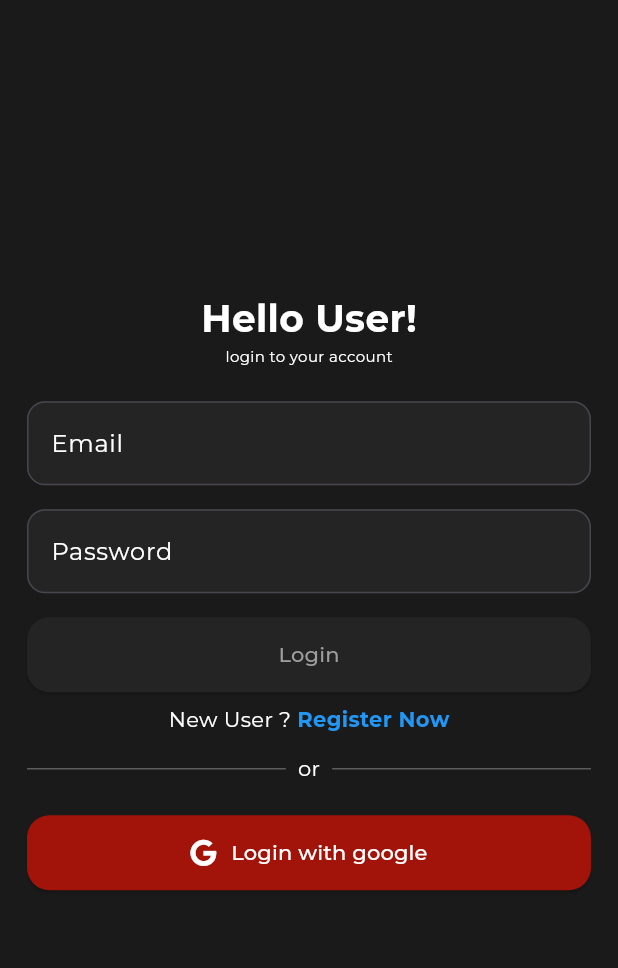
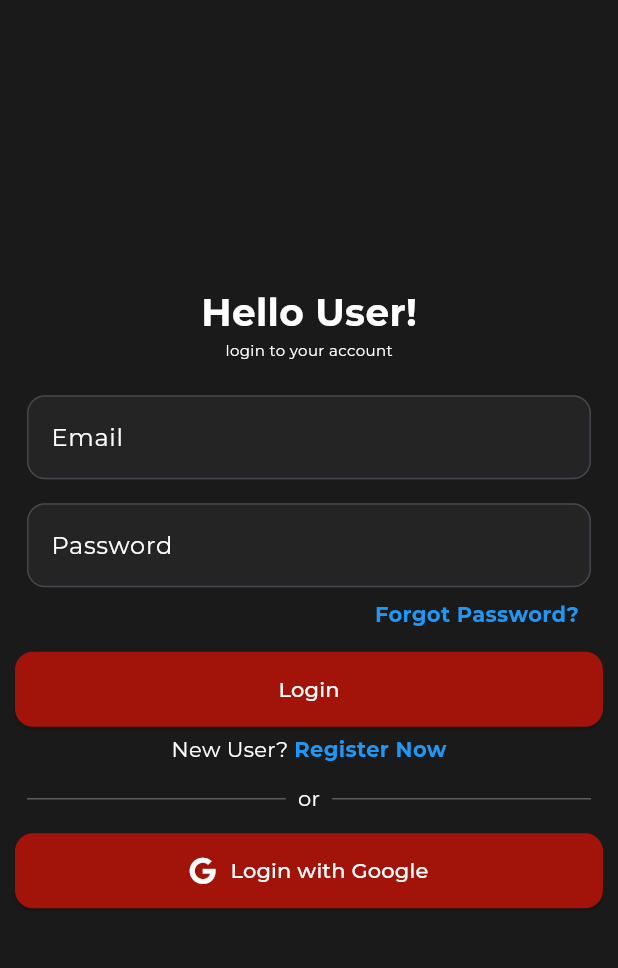
Before and after one commit to FilmMate/frontend, a Flutter app: the screen it shows after launch, on a phone screen of 412 x 824 dp, the part 63-1031 px from its top. Run offline on Flutter 3.47's test engine with Material 3 defaults, Android fonts, the phone set to English and light mode, and no system bars; our stand-ins replace bloc, cached_network_image, carousel_slider, cloud_firestore, dartz, dio and 15 more; accounts and stored records are empty; network calls fail.

Commit message:
fixed ui style issues

```diff
--- a/lib/presentation/user/login_and_register.dart
+++ b/lib/presentation/user/login_and_register.dart
@@ -3,7 +3,6 @@ import 'package:film_mate/core/colors.dart';
 import 'package:film_mate/presentation/user/widgets/login.dart';
 import 'package:flutter/material.dart';
 import 'package:flutter_bloc/flutter_bloc.dart';
-
 import 'widgets/register.dart';
 
 class ScreenLoginAndRegister extends StatelessWidget {
@@ -31,7 +30,7 @@ class ScreenLoginAndRegister extends StatelessWidget {
             if (state.changeScreen) {
               return const Register();
             } else {
-              return const Login();
+              return Login();
             }
           },
         ),
--- a/lib/presentation/user/widgets/login.dart
+++ b/lib/presentation/user/widgets/login.dart
@@ -5,6 +5,7 @@ import 'package:film_mate/application/user/user_bloc.dart';
 import 'package:film_mate/core/colors.dart';
 import 'package:film_mate/core/constants.dart';
 import 'package:film_mate/presentation/main_navigator/main_navigator.dart';
+import 'package:film_mate/presentation/user/forgot.dart';
 import 'package:firebase_auth/firebase_auth.dart';
 import 'package:flutter/material.dart';
 import 'package:flutter_bloc/flutter_bloc.dart';
@@ -12,21 +13,36 @@ import 'package:font_awesome_flutter/font_awesome_flutter.dart';
 import 'package:google_sign_in/google_sign_in.dart';
 import 'package:shared_preferences/shared_preferences.dart';
 
-class Login extends StatelessWidget {
-  const Login({
-    super.key,
-  });
+class Login extends StatefulWidget {
+  const Login({super.key});
 
   @override
-  Widget build(BuildContext context) {
-    WidgetsBinding.instance.addPostFrameCallback((_) async {
-      // BlocProvider.of<UserBloc>(context)
-      //     .add(const UserEvent.displayAllUsers());
+  State<Login> createState() => _LoginState();
+}
+
+class _LoginState extends State<Login> {
+  late TextEditingController emailController;
+  late TextEditingController passwordController;
+
+  @override
+  void initState() {
+    super.initState();
+    emailController = TextEditingController();
+    passwordController = TextEditingController();
+
+    WidgetsBinding.instance.addPostFrameCallback((_) {
       BlocProvider.of<MainNavigatorBloc>(context)
           .add(MainNavigatorEvent.changeItem(item: 0));
     });
-    final TextEditingController emailController = TextEditingController();
-    final TextEditingController passwordController = TextEditingController();
+  }
+
+  @override
+  void dispose() {
+    emailController.dispose();
+    passwordController.dispose();
+    super.dispose();
+  }
+
   void showSnackBar(SnackBar snackBar) {
     ScaffoldMessenger.of(context).showSnackBar(snackBar);
   }
@@ -44,7 +60,6 @@ class Login extends StatelessWidget {
     }
 
     try {
-        // Sign in the user using FirebaseAuth
       await FirebaseAuth.instance.signInWithEmailAndPassword(
         email: email,
         password: password,
@@ -85,12 +100,10 @@ class Login extends StatelessWidget {
 
   Future<void> signInWithGoogle() async {
     try {
-        await GoogleSignIn()
-            .signOut(); // Optional: Clear previous sign-in sessions
+      await GoogleSignIn().signOut(); // Clear previous sign-in sessions
       final GoogleSignInAccount? googleUser = await GoogleSignIn().signIn();
 
       if (googleUser == null) {
-          // User canceled the Google sign-in
         log("Google sign-in canceled.");
         return;
       }
@@ -104,24 +117,21 @@ class Login extends StatelessWidget {
       );
 
       log("Authenticating Google user...");
-        // Sign in with Firebase using the Google credential
       UserCredential userCredential =
           await FirebaseAuth.instance.signInWithCredential(credential);
 
-        // Check if the user exists in Firestore
       DocumentSnapshot userDoc = await FirebaseFirestore.instance
           .collection('users')
           .doc(userCredential.user!.uid)
           .get();
 
       if (!userDoc.exists) {
-          // If the user document does not exist, create it
         await FirebaseFirestore.instance
             .collection('users')
             .doc(userCredential.user!.uid)
             .set({
           'email': userCredential.user!.email,
-            'type': 'user', // Default type is 'user'
+          'type': 'user',
           'createdAt': FieldValue.serverTimestamp(),
           'user_name': userCredential.user!.displayName,
           'genre': [],
@@ -132,11 +142,9 @@ class Login extends StatelessWidget {
         log("Existing user found in Firestore.");
       }
 
-        // Update SharedPreferences for login state
       final SharedPreferences prefs = await SharedPreferences.getInstance();
       await prefs.setBool('isLoggedIn', true);
 
-        // Navigate to the main application screen
       await Navigator.of(context).pushAndRemoveUntil(
         MaterialPageRoute(
           builder: (context) => const MainNavigator(),
@@ -158,6 +166,8 @@ class Login extends StatelessWidget {
     }
   }
 
+  @override
+  Widget build(BuildContext context) {
     return Column(
       mainAxisAlignment: MainAxisAlignment.center,
       children: [
@@ -178,11 +188,6 @@ class Login extends StatelessWidget {
           padding: const EdgeInsets.all(8.0),
           child: TextField(
               controller: emailController,
-            onChanged: (value) {
-              BlocProvider.of<UserBloc>(context).add(UserEvent.changeColor(
-                  trigger: emailController.text.isNotEmpty &&
-                      passwordController.text.isNotEmpty));
-            },
               cursorColor: kSelectedBackgroundColor,
               style: const TextStyle(color: kWhite),
               decoration: InputDecoration(
@@ -200,19 +205,13 @@ class Login extends StatelessWidget {
                     borderRadius: BorderRadius.circular(12),
                     borderSide: const BorderSide(
                         color: kSelectedBackgroundColor, width: 2.0)),
-            ),
-          ),
+              )),
         ),
         Padding(
           padding: const EdgeInsets.all(8.0),
           child: TextField(
             controller: passwordController,
             obscureText: true,
-            onChanged: (value) {
-              BlocProvider.of<UserBloc>(context).add(UserEvent.changeColor(
-                  trigger: emailController.text.isNotEmpty &&
-                      passwordController.text.isNotEmpty));
-            },
             cursorColor: kSelectedBackgroundColor,
             style: const TextStyle(color: kWhite),
             decoration: InputDecoration(
@@ -233,46 +232,53 @@ class Login extends StatelessWidget {
             ),
           ),
         ),
-        BlocBuilder<UserBloc, UserState>(
-          builder: (context, state) {
-            return Padding(
-              padding: const EdgeInsets.all(8.0),
-              child: SizedBox(
+        GestureDetector(
+          onTap: () {
+            Navigator.push(
+              context,
+              MaterialPageRoute(builder: (context) => const ForgotScreen()),
+            );
+          },
+          child: const Padding(
+            padding: EdgeInsets.only(right: 16.0),
+            child: Align(
+              alignment: Alignment.centerRight,
+              child: Text(
+                "Forgot Password?",
+                style: TextStyle(
+                  color: Colors.blue,
+                  fontWeight: FontWeight.bold,
+                ),
+              ),
+            ),
+          ),
+        ),
+        kHeightS,
+        SizedBox(
           width: MediaQuery.of(context).size.width,
           height: 50,
           child: ElevatedButton(
             onPressed: signIn,
-                    style: ButtonStyle(
-                      backgroundColor: WidgetStateProperty.all<Color>(
-                          state.changeButtonColor
-                              ? kSelectedBackgroundColor
-                              : kBottomNavColor),
-                      shape: WidgetStateProperty.all<RoundedRectangleBorder>(
-                        RoundedRectangleBorder(
-                          borderRadius: BorderRadius.circular(15.0),
+            style: ElevatedButton.styleFrom(
+              backgroundColor: kSelectedBackgroundColor,
+              shape: RoundedRectangleBorder(
+                borderRadius: BorderRadius.circular(12),
+              ),
+            ),
+            child: const Text(
+              "Login",
+              style: TextStyle(color: Colors.white),
             ),
           ),
         ),
-                    child: Text(
-                      "Login",
-                      style: TextStyle(
-                          color:
-                              state.changeButtonColor ? kWhite : Colors.grey),
-                    ),
-                  )),
-            );
-          },
-        ),
+        kHeightXS,
         GestureDetector(
           onTap: () => BlocProvider.of<UserBloc>(context)
               .add(const UserEvent.changeScreen()),
           child: Row(
             mainAxisAlignment: MainAxisAlignment.center,
             children: [
-              const Text(
-                "New User ? ",
-                style: TextStyle(color: kWhite),
-              ),
+              const Text("New User? ", style: TextStyle(color: kWhite)),
               const Text(
                 "Register Now",
                 style: TextStyle(
@@ -315,42 +321,27 @@ class Login extends StatelessWidget {
           ),
         ),
         kHeightXS,
-        Padding(
-          padding: const EdgeInsets.all(8.0),
-          child: SizedBox(
+        SizedBox(
           width: MediaQuery.of(context).size.width,
           height: 50,
           child: ElevatedButton(
             onPressed: signInWithGoogle,
-              style: ButtonStyle(
-                backgroundColor:
-                    WidgetStateProperty.all<Color>(kSelectedBackgroundColor),
-                shape: WidgetStateProperty.all<RoundedRectangleBorder>(
-                  RoundedRectangleBorder(
-                    borderRadius: BorderRadius.circular(15.0),
+            style: ElevatedButton.styleFrom(
+              backgroundColor: kSelectedBackgroundColor,
+              shape: RoundedRectangleBorder(
+                borderRadius: BorderRadius.circular(12),
               ),
             ),
-              ),
-              child: Row(
+            child: const Row(
               mainAxisAlignment: MainAxisAlignment.center,
-                crossAxisAlignment: CrossAxisAlignment.center,
               children: [
-                  FaIcon(
-                    FontAwesomeIcons.google,
-                    color: kWhite,
-                  ),
-                  SizedBox(
-                    width: 10,
-                  ),
-                  Text(
-                    "Login with google",
-                    style: TextStyle(color: kWhite),
-                  ),
+                FaIcon(FontAwesomeIcons.google, color: kWhite),
+                SizedBox(width: 10),
+                Text("Login with Google", style: TextStyle(color: kWhite)),
               ],
             ),
           ),
         ),
-        )
       ],
     );
   }
--- a/pubspec.yaml
+++ b/pubspec.yaml
@@ -16,7 +16,7 @@ publish_to: 'none' # Remove this line if you wish to publish to pub.dev
 # https://developer.apple.com/library/archive/documentation/General/Reference/InfoPlistKeyReference/Articles/CoreFoundationKeys.html
 # In Windows, build-name is used as the major, minor, and patch parts
 # of the product and file versions while build-number is used as the build suffix.
-version: 1.65.0+1
+version: 1.66.0+1
 
 environment:
   sdk: '>=3.3.1 <4.0.0'
```
Also changed, not shown: lib/presentation/user/forgot.dart (added, +111 -0 lines). Lines whose indentation alone changed are shown as unchanged.
